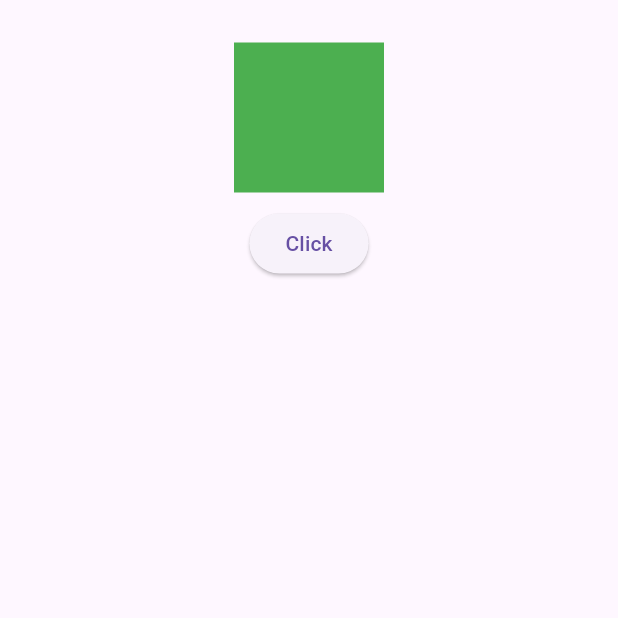
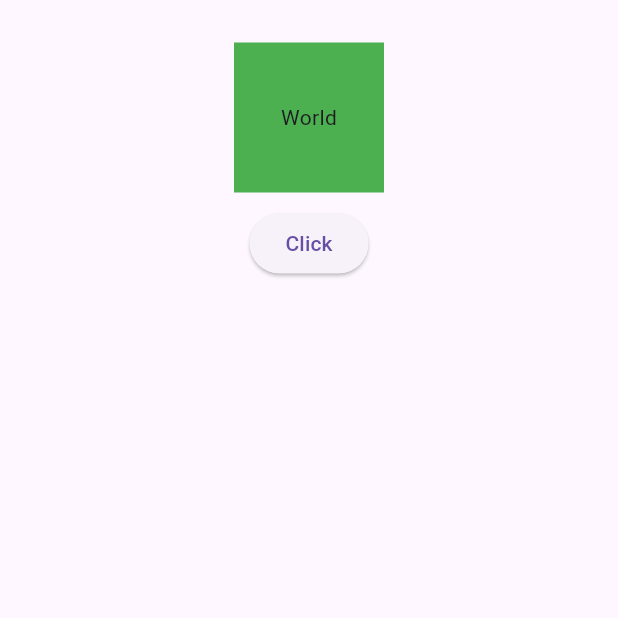
Before and after one commit to Shahanad-p/height_width_provider, a Flutter app: the screen it shows after launch, on a phone screen of 412 x 824 dp, the part 499-1117 px from its top. Run offline on Flutter 3.47's test engine with Material 3 defaults, Android fonts, the light colour scheme and no system bars.

Commit message:
some little changes

```diff
--- a/lib/home.dart
+++ b/lib/home.dart
@@ -21,6 +21,9 @@ class HomePage extends StatelessWidget {
               builder: (context, value, child) {
                 return Container(
                   color: value.resize ? Colors.amber : Colors.green,
+                  child: value.resize
+                      ? Center(child: Text('Hello'))
+                      : Center(child: Text('World')),
                   height: value.resize ? 200 : 100,
                   width: value.resize ? 200 : 100,
                 );
```
